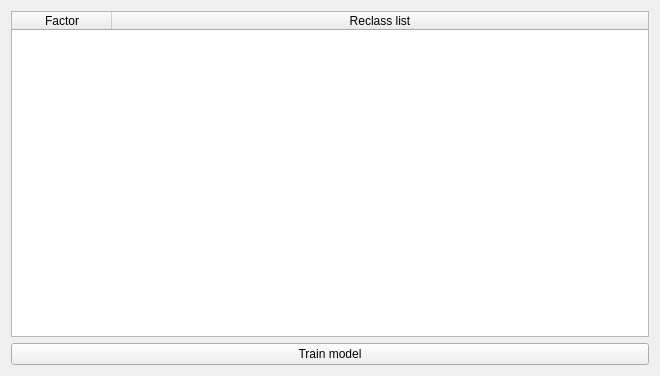
First picture: the form in ui/weightofevidencewidgetbase.ui, repository nextgis/qgis_molusce, before the edit.
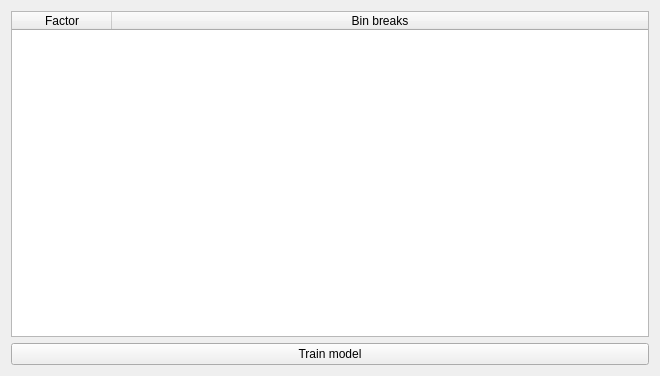
Second picture: the form after the edit. Custom widgets are drawn as their Qt base class.

```diff
--- a/ui/weightofevidencewidgetbase.ui
+++ b/ui/weightofevidencewidgetbase.ui
@@ -29,7 +29,7 @@
      </column>
      <column>
       <property name="text">
-       <string>Reclass list</string>
+       <string>Bin breaks</string>
       </property>
      </column>
     </widget>
```
